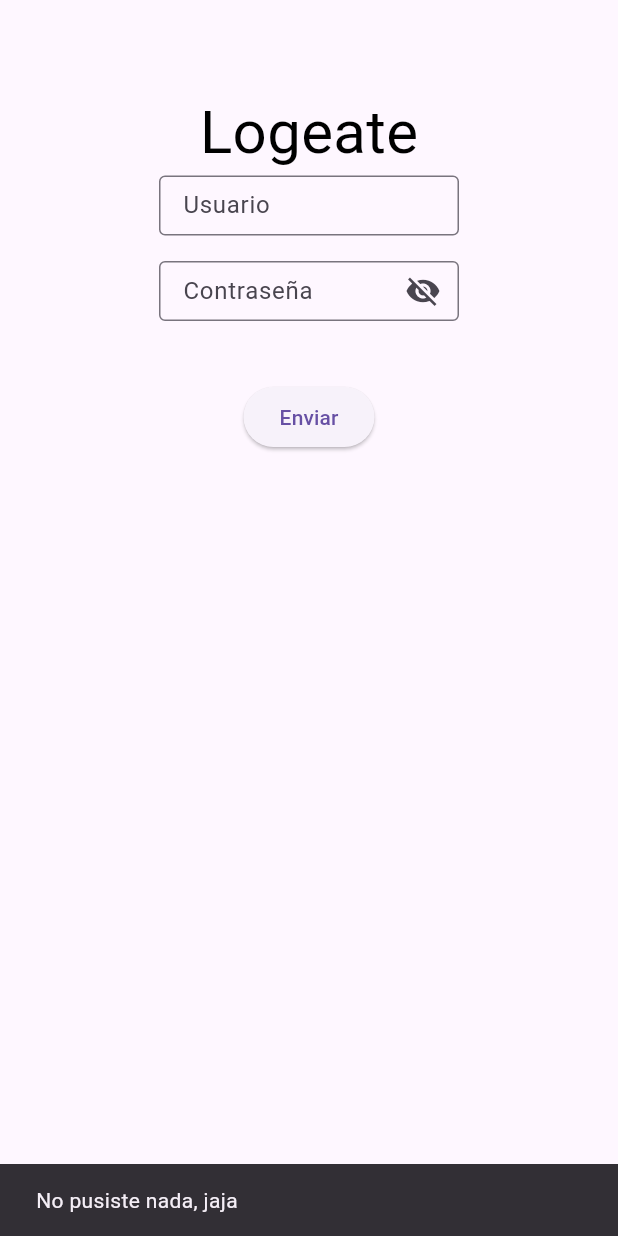
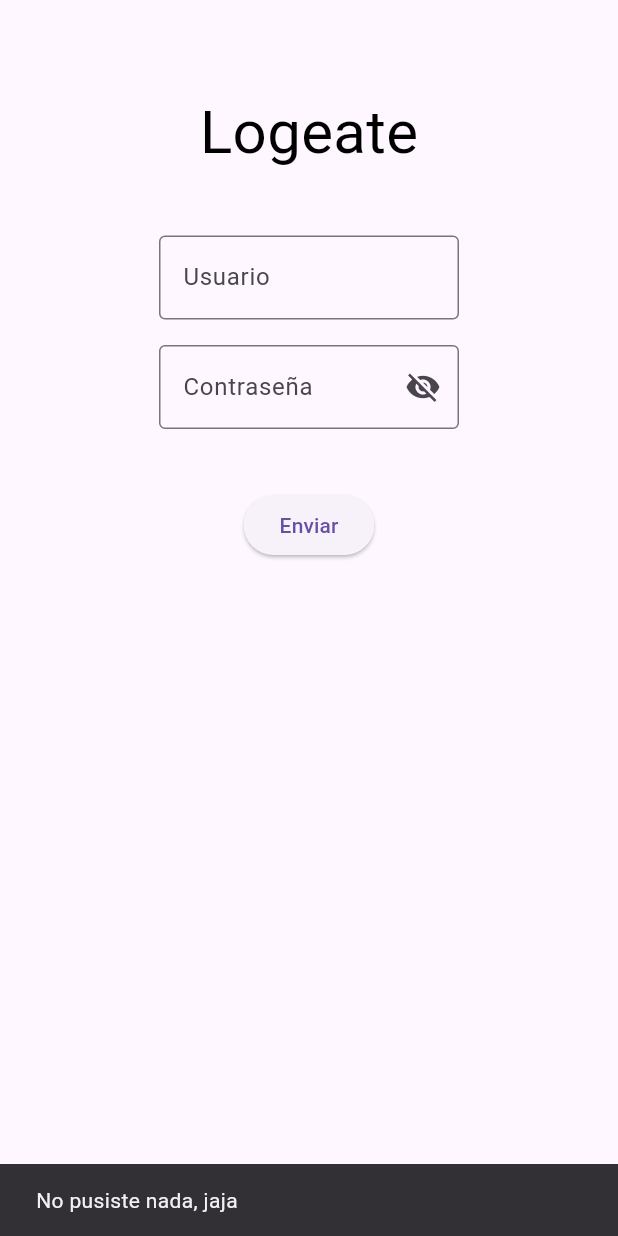
Before and after one commit to MauriazarMorat/ProgramasVcode, a Flutter app: the screen it shows after launch, after a tap on "Enviar", on a phone screen of 412 x 824 dp. Run offline on Flutter 3.47's test engine with Material 3 defaults, Android fonts, the light colour scheme and no system bars; our stand-ins replace go_router.

Commit message:
1/3 FINNISH

```diff
--- /dev/null
+++ b/flutter_tp2/flutter_application2/lib/core/router.dart
@@ -0,0 +1,19 @@
+import 'package:flutter_application2/screens/home_screen.dart';
+import 'package:flutter_application2/screens/login_screen.dart';
+import 'package:go_router/go_router.dart';
+
+final appRouter = GoRouter(
+  routes: [
+    GoRoute(
+      name: LoginScreen.name,
+      path: '/',
+      builder: (context, state) => const LoginScreen(),
+    ),
+    GoRoute(
+      name: HomeScreen.name,
+      path: '/home',
+      builder: (context, state) => HomeScreen(userName: state.extra as String),
+      )
+  ],
+
+);
--- a/flutter_tp2/flutter_application2/lib/main.dart
+++ b/flutter_tp2/flutter_application2/lib/main.dart
@@ -1,119 +1,18 @@
+import 'package:flutter_application2/core/router.dart';
 import 'package:flutter/material.dart';
 
-void main() { //Esto es necesario para iniciar la aplicacion
-  runApp(const MainApp()); //Necesario
-}
-class MainApp extends StatefulWidget {  //Esto es un statefulwidget, que cambia y no es constante
-  const MainApp({super.key}); // necesario
-
-  @override //esto es estetico?
-  MainAppState createState() => MainAppState();   //Se crea una variable que va a cambiar un estado
+void main() {
+  runApp(const MainApp());
 }
 
-class MainAppState extends State<MainApp> {                //Se define que esa variable va a cambiar el estado de X cosa                      //variable que define the forma final el largo de la caja que voy a usar
-TextEditingController textoUsuario = TextEditingController();
-TextEditingController textoContra = TextEditingController();                                                    //Final fuciona como define
-                                                    //Lo hice para que las cajitas tengan sus propias medidas y sean todas iguales
-bool textoobscuro=true;                                                   //Las variables tienen el _ al principio porque son privadas? Tiene un sentido detras, me gusta que sean prolijas tambien
-String usuarioPuesto ="NoInput";
-String contraPuesta ="NoInput";
-String resultado = "";
-Color colorRespuesta = Colors.white;
-String username = "Oktubre86";
-String password = "PatricioRey";
+class MainApp extends StatelessWidget {
+  const MainApp({super.key});
 
-void enviar(BuildContext context){ //A la funcion le añadi el buildcotext context, esto es para marcarle masomenos el lugar donde va a estar cituado,
-setState(() {  //El snack bar depende de un contexto para geerarse, Este contexto tiene que estar despues del scaffold porque si no no se puede generar.
-  usuarioPuesto =textoUsuario.text;
-  contraPuesta =textoContra.text;
-  if(usuarioPuesto==""){
-    resultado = "No pusiste Usuario"; //te falto el usuario
-    colorRespuesta = const Color.fromARGB(255, 209, 33, 21);
+  @override
+  Widget build(BuildContext context) {
+    return MaterialApp.router(
+      routerConfig: appRouter,
+      debugShowCheckedModeBanner: false,
+    );
   }
-  if(contraPuesta==""){
-    resultado = "No pusiste Contraseña"; // te falto la contra
-    colorRespuesta = const Color.fromARGB(255, 209, 33, 21);
-  }
-  if(usuarioPuesto==""&&contraPuesta==""){
-    resultado = "No pusiste nada, jaja"; // No pusiste nada jaja
-    colorRespuesta = const Color.fromARGB(255, 138, 173, 8);
-  }
-  if(usuarioPuesto!=""&&contraPuesta!=""){
-    resultado = "Contraseña/Usuario incorrectos"; //incorrecto
-    colorRespuesta = const Color.fromARGB(255, 209, 33, 21);
-  }
-  if(usuarioPuesto==username&&contraPuesta==password){
-  resultado = "Correcto, logeandose..."; //correcto
-  colorRespuesta = const Color.fromARGB(255, 32, 250, 3);
-  }
-  ScaffoldMessenger.of(context).showSnackBar(SnackBar(content: Text(resultado),duration:  Duration(seconds: 2),));
-  // De esta manera se llama al snackbar, el contexto tiee que construirse despues del scaffold.
-});
 }
-  @override
- @override
-Widget build(BuildContext context) {
-  return MaterialApp(
-    home: Scaffold( // Esto setea el Scaffold, que sería la base de la pantalla
-      body: Builder(
-        builder: (BuildContext context) { //Aca estoy seteando un nuevo buildcotext cotext,
-          return Align(
-            alignment: Alignment.center,
-            child: Column( // Column tiene children (plural)
-              mainAxisAlignment: MainAxisAlignment.start,
-              children: [
-                SizedBox(height: 60),
-                Text(
-                  "Logeate",
-                  style: TextStyle(fontSize: 40, color: Colors.black),
-                ),
-                SizedBox(
-                  height: 40,
-                  width: 200,
-                  child: TextField(controller: textoUsuario, decoration:
-                  InputDecoration(
-                    border: OutlineInputBorder(),labelText: "Usuario"
-                    ),
-                  ),
-                ),
-                SizedBox(
-                 height: 17, //Uso muchas para tener todo divididos.
-                ),
-                SizedBox(
-                  height: 40,
-                  width: 200,
-                  child: TextField(
-                    controller: textoContra,
-                    obscureText: textoobscuro,
-                    decoration: InputDecoration(
-                      border: OutlineInputBorder(),
-                      labelText: "Contraseña",
-                      suffixIcon: IconButton(
-                        icon: Icon(
-                          textoobscuro
-                              ? Icons.visibility_off : Icons.visibility,
-                        ),
-                        onPressed: () {
-                          setState(() {
-                            textoobscuro = !textoobscuro;
-                          });
-                        },
-                      ),
-                    ),
-                  ),
-                ),
-                SizedBox(height: 40),
-                ElevatedButton(
-                  onPressed: () => enviar(context), //Como enviar es una void que no devuelve nada hay que indicarle de esta manera particular
-                  child: Text("Enviar"),
-                ),
-
-              ],
-            ),
-          );
-        },
-      ),
-    ),
-  );
-}
-}
--- /dev/null
+++ b/flutter_tp2/flutter_application2/lib/screens/home_screen.dart
@@ -0,0 +1,19 @@
+import 'package:flutter/material.dart';
+
+class HomeScreen extends StatelessWidget {
+  static const String name = 'home';
+  final String userName;
+  const HomeScreen({super.key, this.userName = ''});
+
+  @override
+  Widget build(BuildContext context) {
+    return Scaffold(
+      appBar: AppBar(
+        title: const Text('Home Screen'),
+      ),
+      body: Center(
+        child: Text('Welcome $userName'),
+      ),
+    );
+  }
+}
--- /dev/null
+++ b/flutter_tp2/flutter_application2/lib/screens/login_screen.dart
@@ -0,0 +1,113 @@
+import 'package:flutter_application2/screens/home_screen.dart';
+import 'package:flutter/material.dart';
+import 'package:go_router/go_router.dart';
+
+class LoginScreen extends StatelessWidget{
+  static const String name = 'login';
+  const LoginScreen({super.key});
+
+  @override
+  Widget build(BuildContext context) {
+  return Scaffold(
+    body: _LoginView()
+  );
+ }
+}
+
+class _LoginView extends StatefulWidget {
+  @override
+  State<_LoginView> createState() => _LoginViewState();
+}
+
+class _LoginViewState extends State<_LoginView> {
+  // Variables
+  TextEditingController textoUsuario = TextEditingController();
+  TextEditingController textoContra = TextEditingController();
+
+  bool textoobscuro = true;
+  String usuarioPuesto = "NoInput";
+  String contraPuesta = "NoInput";
+  String resultado = "";
+  Color colorRespuesta = Colors.white;
+  String username = "Oktubre86";
+  String password = "PatricioRey";
+
+  void enviar(BuildContext context) {
+    usuarioPuesto = textoUsuario.text;
+    contraPuesta = textoContra.text;
+
+    if (usuarioPuesto == "" && contraPuesta == "") {
+      resultado = "No pusiste nada, jaja";
+      colorRespuesta = const Color.fromARGB(255, 138, 173, 8);
+    } else if (usuarioPuesto == "") {
+      resultado = "No pusiste Usuario";
+      colorRespuesta = const Color.fromARGB(255, 209, 33, 21);
+    } else if (contraPuesta == "") {
+      resultado = "No pusiste Contraseña";
+      colorRespuesta = const Color.fromARGB(255, 209, 33, 21);
+    } else if (usuarioPuesto == username && contraPuesta == password) {
+      resultado = "Correcto, logeandose...";
+      colorRespuesta = const Color.fromARGB(255, 32, 250, 3);
+      context.pushNamed(HomeScreen.name, extra: textoUsuario.text);
+    } else {
+      resultado = "Contraseña/Usuario incorrectos";
+      colorRespuesta = const Color.fromARGB(255, 209, 33, 21);
+    }
+
+    ScaffoldMessenger.of(context).showSnackBar(
+      SnackBar(content: Text(resultado), duration: Duration(seconds: 2)),
+    );
+  }
+
+  @override
+  Widget build(BuildContext context) {
+    return Align(
+      alignment: Alignment.center,
+      child: Column(
+        mainAxisAlignment: MainAxisAlignment.start,
+        children: [
+          SizedBox(height: 60),
+          Text("Logeate", style: TextStyle(fontSize: 40, color: Colors.black)),
+          SizedBox(height: 40),
+          SizedBox(
+            width: 200,
+            child: TextField(
+              controller: textoUsuario,
+              decoration: InputDecoration(
+                border: OutlineInputBorder(),
+                labelText: "Usuario",
+              ),
+            ),
+          ),
+          SizedBox(height: 17),
+          SizedBox(
+            width: 200,
+            child: TextField(
+              controller: textoContra,
+              obscureText: textoobscuro,
+              decoration: InputDecoration(
+                border: OutlineInputBorder(),
+                labelText: "Contraseña",
+                suffixIcon: IconButton(
+                  icon: Icon(
+                    textoobscuro ? Icons.visibility_off : Icons.visibility,
+                  ),
+                  onPressed: () {
+                    setState(() {
+                      textoobscuro = !textoobscuro;
+                    });
+                  },
+                ),
+              ),
+            ),
+          ),
+          SizedBox(height: 40),
+          ElevatedButton(
+            onPressed: () => enviar(context),
+            child: Text("Enviar"),
+          ),
+        ],
+      ),
+    );
+  }
+}
--- a/flutter_tp2/flutter_application2/pubspec.yaml
+++ b/flutter_tp2/flutter_application2/pubspec.yaml
@@ -9,6 +9,8 @@ environment:
 dependencies:
   flutter:
     sdk: flutter
+  go_router: ^15.1.2
+
 
 dev_dependencies:
   flutter_test:
```
Also changed, not shown: flutter_tp2/flutter_application2/pubspec.lock.
